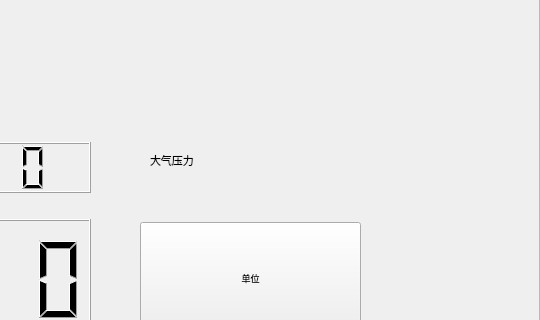
Before: the Qt Designer form mainwindow.ui in thewayI/tiny4412, drawn with Qt 5; both pictures show x 740 to 1280 and y 151 to 471 of the 1280 by 800 pixel window.
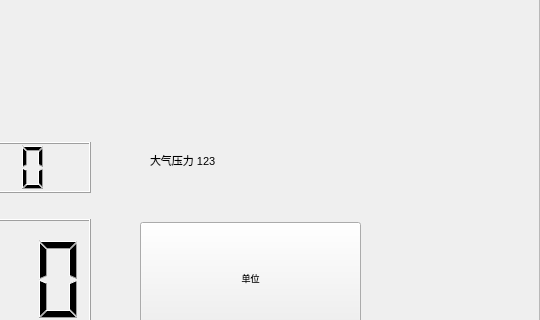
After: the same form once the commit is applied. Icons and pictures are not drawn.

```diff
--- a/mainwindow.ui
+++ b/mainwindow.ui
@@ -62,7 +62,7 @@
      <enum>Qt::ClickFocus</enum>
     </property>
     <property name="text">
-     <string>大气压力</string>
+     <string>大气压力 123</string>
     </property>
    </widget>
    <widget class="QLCDNumber" name="lcdNumber">
```
